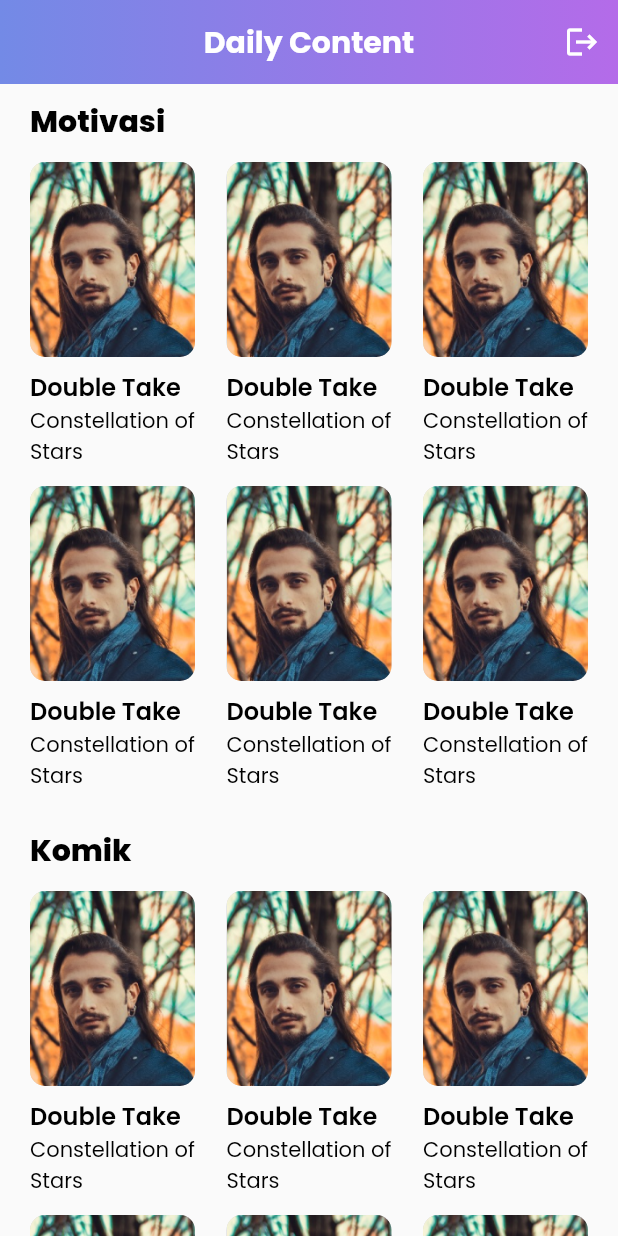
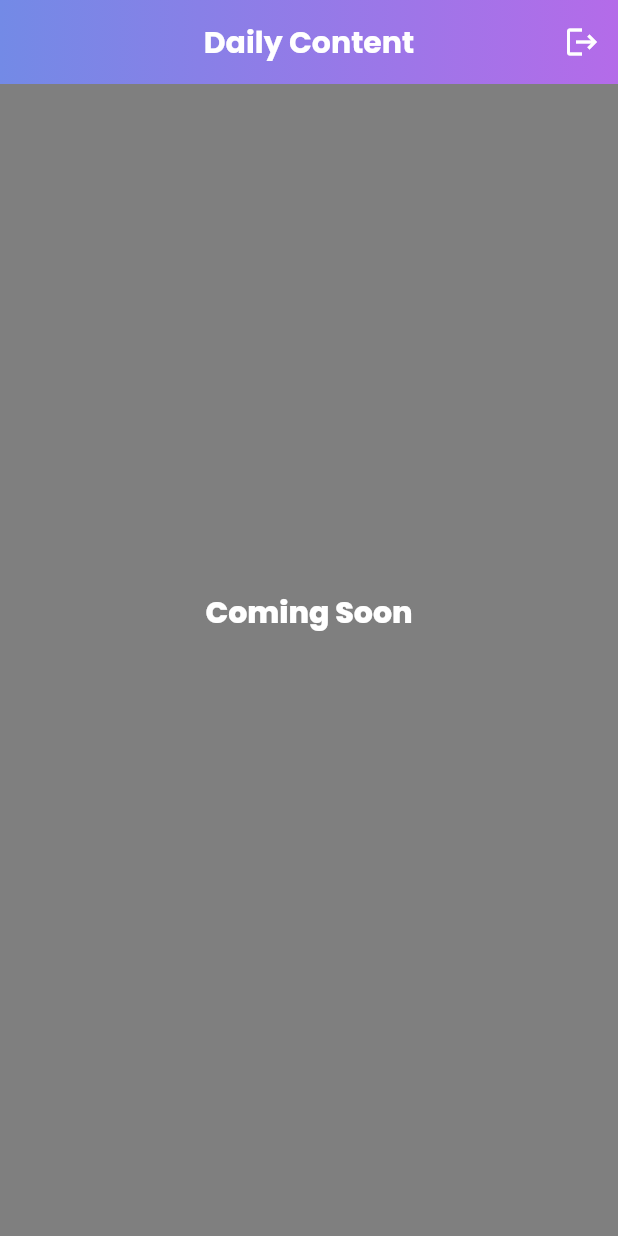
Before and after one commit to dinug-c/mentalove_app, a Flutter app: the DailyContentPage screen opened by its route, on a phone screen of 412 x 824 dp. Run offline on Flutter 3.47's test engine with Material 2 defaults, Android fonts, the phone set to English and light mode, and no system bars; our stand-ins replace auto_size_text, flutter_bloc, get, get_storage, google_fonts, supabase_flutter and 1 more; accounts and stored records are empty.

```diff
--- a/lib/ui/pages/daily_content.dart
+++ b/lib/ui/pages/daily_content.dart
@@ -17,6 +17,7 @@ class _DailyContentPageState extends State<DailyContentPage> {
   @override
   Widget build(BuildContext context) {
     return Scaffold(
+      backgroundColor: kBlackColor.withOpacity(0.5),
       body: CustomScrollView(slivers: <Widget>[
         AppBarCustom(
           title: 'Daily Content',
@@ -30,111 +31,123 @@ class _DailyContentPageState extends State<DailyContentPage> {
         ),
         SliverList(
             delegate: SliverChildListDelegate([
-          Container(
-              margin: const EdgeInsets.symmetric(horizontal: 20, vertical: 10),
-              child: Column(
-                  crossAxisAlignment: CrossAxisAlignment.start,
-                  children: [
-                    Text(
-                      'Motivasi',
-                      style: blackTextStyle.copyWith(
-                          fontSize: 20, fontWeight: extraBold),
-                    ),
-                    Row(
-                        mainAxisAlignment: MainAxisAlignment.spaceBetween,
-                        children: [
-                          DailyCard(
-                            // image: const AssetImage(''),
-                            title: 'Double Take',
-                            desc: 'Constellation of Stars',
-                            onTap: () {},
-                          ),
-                          DailyCard(
-                            // image: const AssetImage(''),
-                            title: 'Double Take',
-                            desc: 'Constellation of Stars',
-                            onTap: () {},
-                          ),
-                          DailyCard(
-                            // image: const AssetImage(''),
-                            title: 'Double Take',
-                            desc: 'Constellation of Stars',
-                            onTap: () {},
-                          )
-                        ]),
-                    Row(
-                        mainAxisAlignment: MainAxisAlignment.spaceBetween,
-                        children: [
-                          DailyCard(
-                            // image: const AssetImage(''),
-                            title: 'Double Take',
-                            desc: 'Constellation of Stars',
-                            onTap: () {},
-                          ),
-                          DailyCard(
-                            // image: const AssetImage(''),
-                            title: 'Double Take',
-                            desc: 'Constellation of Stars',
-                            onTap: () {},
-                          ),
-                          DailyCard(
-                            // image: const AssetImage(''),
-                            title: 'Double Take',
-                            desc: 'Constellation of Stars',
-                            onTap: () {},
-                          )
-                        ]),
-                    gapH24,
-                    Text(
-                      'Komik',
-                      style: blackTextStyle.copyWith(
-                          fontSize: 20, fontWeight: extraBold),
-                    ),
-                    Row(
-                        mainAxisAlignment: MainAxisAlignment.spaceBetween,
-                        children: [
-                          DailyCard(
-                            // image: const AssetImage(''),
-                            title: 'Double Take',
-                            desc: 'Constellation of Stars',
-                            onTap: () {},
-                          ),
-                          DailyCard(
-                            // image: const AssetImage(''),
-                            title: 'Double Take',
-                            desc: 'Constellation of Stars',
-                            onTap: () {},
-                          ),
-                          DailyCard(
-                            // image: const AssetImage(''),
-                            title: 'Double Take',
-                            desc: 'Constellation of Stars',
-                            onTap: () {},
-                          )
-                        ]),
-                    Row(
-                        mainAxisAlignment: MainAxisAlignment.spaceBetween,
-                        children: [
-                          DailyCard(
-                            // image: const AssetImage(''),
-                            title: 'Double Take',
-                            desc: 'Constellation of Stars',
-                            onTap: () {},
-                          ),
-                          DailyCard(
-                            // image: const AssetImage(''),
-                            title: 'Double Take',
-                            desc: 'Constellation of Stars',
-                            onTap: () {},
-                          ),
-                          DailyCard(
-                            // image: const AssetImage(''),
-                            title: 'Double Take',
-                            desc: 'Constellation of Stars',
-                            onTap: () {},
-                          )
-                        ])
-                  ]))
+          Center(
+            child: Container(
+              height: MediaQuery.of(context).size.height - 120,
+              child: Center(
+                child: Text(
+                  'Coming Soon',
+                  style: whiteTextStyle.copyWith(
+                      fontSize: 20, fontWeight: extraBold),
+                ),
+              ),
+            ),
+          ),
+          // Container(
+          //     margin: const EdgeInsets.symmetric(horizontal: 20, vertical: 10),
+          //     child: Column(
+          //         crossAxisAlignment: CrossAxisAlignment.start,
+          //         children: [
+          //           Text(
+          //             'Motivasi',
+          //             style: blackTextStyle.copyWith(
+          //                 fontSize: 20, fontWeight: extraBold),
+          //           ),
+          //           Row(
+          //               mainAxisAlignment: MainAxisAlignment.spaceBetween,
+          //               children: [
+          //                 DailyCard(
+          //                   // image: const AssetImage(''),
+          //                   title: 'Double Take',
+          //                   desc: 'Constellation of Stars',
+          //                   onTap: () {},
+          //                 ),
+          //                 DailyCard(
+          //                   // image: const AssetImage(''),
+          //                   title: 'Double Take',
+          //                   desc: 'Constellation of Stars',
+          //                   onTap: () {},
+          //                 ),
+          //                 DailyCard(
+          //                   // image: const AssetImage(''),
+          //                   title: 'Double Take',
+          //                   desc: 'Constellation of Stars',
+          //                   onTap: () {},
+          //                 )
+          //               ]),
+          //           Row(
+          //               mainAxisAlignment: MainAxisAlignment.spaceBetween,
+          //               children: [
+          //                 DailyCard(
+          //                   // image: const AssetImage(''),
+          //                   title: 'Double Take',
+          //                   desc: 'Constellation of Stars',
+          //                   onTap: () {},
+          //                 ),
+          //                 DailyCard(
+          //                   // image: const AssetImage(''),
+          //                   title: 'Double Take',
+          //                   desc: 'Constellation of Stars',
+          //                   onTap: () {},
+          //                 ),
+          //                 DailyCard(
+          //                   // image: const AssetImage(''),
+          //                   title: 'Double Take',
+          //                   desc: 'Constellation of Stars',
+          //                   onTap: () {},
+          //                 )
+          //               ]),
+          //           gapH24,
+          //           Text(
+          //             'Komik',
+          //             style: blackTextStyle.copyWith(
+          //                 fontSize: 20, fontWeight: extraBold),
+          //           ),
+          //           Row(
+          //               mainAxisAlignment: MainAxisAlignment.spaceBetween,
+          //               children: [
+          //                 DailyCard(
+          //                   // image: const AssetImage(''),
+          //                   title: 'Double Take',
+          //                   desc: 'Constellation of Stars',
+          //                   onTap: () {},
+          //                 ),
+          //                 DailyCard(
+          //                   // image: const AssetImage(''),
+          //                   title: 'Double Take',
+          //                   desc: 'Constellation of Stars',
+          //                   onTap: () {},
+          //                 ),
+          //                 DailyCard(
+          //                   // image: const AssetImage(''),
+          //                   title: 'Double Take',
+          //                   desc: 'Constellation of Stars',
+          //                   onTap: () {},
+          //                 )
+          //               ]),
+          //           Row(
+          //               mainAxisAlignment: MainAxisAlignment.spaceBetween,
+          //               children: [
+          //                 DailyCard(
+          //                   // image: const AssetImage(''),
+          //                   title: 'Double Take',
+          //                   desc: 'Constellation of Stars',
+          //                   onTap: () {},
+          //                 ),
+          //                 DailyCard(
+          //                   // image: const AssetImage(''),
+          //                   title: 'Double Take',
+          //                   desc: 'Constellation of Stars',
+          //                   onTap: () {},
+          //                 ),
+          //                 DailyCard(
+          //                   // image: const AssetImage(''),
+          //                   title: 'Double Take',
+          //                   desc: 'Constellation of Stars',
+          //                   onTap: () {},
+          //                 )
+          //               ])
+          //         ]))
         ]))
       ]),
     );
--- a/lib/ui/pages/detail.dart
+++ b/lib/ui/pages/detail.dart
@@ -46,7 +46,7 @@ class _DetailState extends State<Detail> {
         slivers: <Widget>[
           //AppBar
           AppBarTransparent(
-            img: 'assets/default_pfp.png',
+            img: 'assets/pfp_jessica.jpg',
             leftAction: () {
               Navigator.pop(context);
             },
--- a/lib/ui/pages/tell_us.dart
+++ b/lib/ui/pages/tell_us.dart
@@ -31,7 +31,7 @@ class _TellUsPageState extends State<TellUsPage> {
               date: '28 Juni 2023',
               desc:
                   'Tadi pacarku marah sama aku gara-gara aku ga beliin cilok, mau tanya dong guys solusinya aku harus gimana ya, soalnya',
-              profil: const AssetImage('assets/detail_pfp.png'),
+              profil: const AssetImage('assets/default_pfp.png'),
               onTap: () {},
             ),
             gapH12,
@@ -40,7 +40,7 @@ class _TellUsPageState extends State<TellUsPage> {
               date: '28 Juni 2023',
               desc:
                   'Akhirnya  setelah 5 taun berjuang sendirian cari duit buat lunasin utang suami, aku bisa lunasin utangnyaa hari iniii. Jadi',
-              profil: const AssetImage('assets/detail_pfp.png'),
+              profil: const AssetImage('assets/default_pfp.png'),
               onTap: () {},
               image: const AssetImage('assets/kons-tapmuk.png'),
             ),
@@ -50,7 +50,7 @@ class _TellUsPageState extends State<TellUsPage> {
               date: '28 Juni 2023',
               desc:
                   'doiku ga peka, padal udah kukodein berkali kali tapi masih aja tarik ulur gimana ya caranya',
-              profil: const AssetImage('assets/detail_pfp.png'),
+              profil: const AssetImage('assets/default_pfp.png'),
               onTap: () {},
             )
           ]))
--- a/lib/ui/widgets/card.dart
+++ b/lib/ui/widgets/card.dart
@@ -190,6 +190,8 @@ class PsikologCard extends StatelessWidget {
                 Text(
                   expertise,
                   style: blackTextStyle.copyWith(fontSize: 12),
+                  maxLines: 1,
+                  overflow: TextOverflow.ellipsis,
                 ),
                 gapH24,
                 Row(
```
Also changed, not shown: lib/ui/pages/history.dart (+39 -26 lines), lib/ui/pages/pembayaran.dart (+38 -2 lines), lib/ui/pages/psikolog_page.dart (+6 -3 lines), assets/pfp_jessica.jpg (added).
